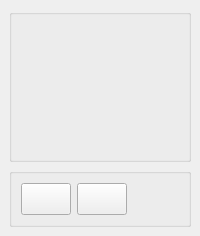
This is src/components/core/inspector/ui/Inspector.ui in KelSolaar/sIBL_GUI as Qt 5 draws it before an edit. The edited form follows.
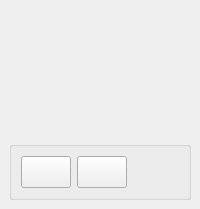
This is the edited form.

Commit message: Refine "inspector" component ui.

```diff
--- a/src/components/core/inspector/ui/Inspector.ui
+++ b/src/components/core/inspector/ui/Inspector.ui
@@ -7,81 +7,6 @@
   </property>
   <widget class="QWidget" name="Inspector_dockWidgetContents">
    <layout class="QGridLayout" name="Inspector_dockWidgetContents_gridLayout">
-    <item row="0" column="0" colspan="2">
-     <widget class="QGroupBox" name="Preview_groupBox">
-      <property name="sizePolicy">
-       <sizepolicy hsizetype="Preferred" vsizetype="Expanding">
-        <horstretch>0</horstretch>
-        <verstretch>0</verstretch>
-       </sizepolicy>
-      </property>
-      <property name="title">
-       <string/>
-      </property>
-      <layout class="QGridLayout" name="Preview_groupBox_gridLayout">
-       <item row="0" column="0">
-        <widget class="QFrame" name="Overall_frame">
-         <property name="frameShadow">
-          <enum>QFrame::Raised</enum>
-         </property>
-         <layout class="QGridLayout" name="Overall_frame_gridLayout">
-          <item row="0" column="0">
-           <widget class="QFrame" name="Title_frame">
-            <property name="frameShadow">
-             <enum>QFrame::Raised</enum>
-            </property>
-            <layout class="QGridLayout" name="Title_frame_gridLayout">
-             <item row="0" column="0">
-              <widget class="QLabel" name="Title_label">
-               <property name="text">
-                <string/>
-               </property>
-              </widget>
-             </item>
-            </layout>
-           </widget>
-          </item>
-          <item row="1" column="0">
-           <widget class="QFrame" name="Image_frame">
-            <property name="sizePolicy">
-             <sizepolicy hsizetype="Preferred" vsizetype="Expanding">
-              <horstretch>0</horstretch>
-              <verstretch>0</verstretch>
-             </sizepolicy>
-            </property>
-            <layout class="QGridLayout" name="Image_frame_gridLayout">
-             <item row="0" column="0">
-              <widget class="QLabel" name="Image_label">
-               <property name="text">
-                <string/>
-               </property>
-               <property name="alignment">
-                <set>Qt::AlignCenter</set>
-               </property>
-              </widget>
-             </item>
-            </layout>
-           </widget>
-          </item>
-          <item row="2" column="0">
-           <widget class="QFrame" name="Details_frame">
-            <layout class="QGridLayout" name="Details_frame_gridLayout">
-             <item row="0" column="0">
-              <widget class="QLabel" name="Details_label">
-               <property name="text">
-                <string/>
-               </property>
-              </widget>
-             </item>
-            </layout>
-           </widget>
-          </item>
-         </layout>
-        </widget>
-       </item>
-      </layout>
-     </widget>
-    </item>
     <item row="1" column="0" colspan="2">
      <widget class="QGroupBox" name="Options_groupBox">
       <property name="title">
@@ -148,6 +73,78 @@
       </layout>
      </widget>
     </item>
+    <item row="0" column="0" colspan="2">
+     <widget class="QFrame" name="Overall_frame">
+      <property name="frameShadow">
+       <enum>QFrame::Raised</enum>
+      </property>
+      <layout class="QGridLayout" name="Overall_frame_gridLayout">
+       <item row="0" column="0">
+        <widget class="QFrame" name="Title_frame">
+         <property name="frameShadow">
+          <enum>QFrame::Raised</enum>
+         </property>
+         <layout class="QGridLayout" name="Title_frame_gridLayout">
+          <item row="0" column="0">
+           <widget class="QLabel" name="Title_label">
+            <property name="text">
+             <string/>
+            </property>
+            <property name="wordWrap">
+             <bool>true</bool>
+            </property>
+           </widget>
+          </item>
+         </layout>
+        </widget>
+       </item>
+       <item row="1" column="0">
+        <widget class="QFrame" name="Image_frame">
+         <property name="sizePolicy">
+          <sizepolicy hsizetype="Preferred" vsizetype="Expanding">
+           <horstretch>0</horstretch>
+           <verstretch>0</verstretch>
+          </sizepolicy>
+         </property>
+         <layout class="QGridLayout" name="Image_frame_gridLayout">
+          <item row="0" column="0">
+           <widget class="QLabel" name="Image_label">
+            <property name="text">
+             <string/>
+            </property>
+            <property name="alignment">
+             <set>Qt::AlignCenter</set>
+            </property>
+            <property name="wordWrap">
+             <bool>true</bool>
+            </property>
+            <property name="textInteractionFlags">
+             <set>Qt::LinksAccessibleByMouse|Qt::TextSelectableByMouse</set>
+            </property>
+           </widget>
+          </item>
+         </layout>
+        </widget>
+       </item>
+       <item row="2" column="0">
+        <widget class="QFrame" name="Details_frame">
+         <layout class="QGridLayout" name="Details_frame_gridLayout">
+          <item row="0" column="0">
+           <widget class="QLabel" name="Details_label">
+            <property name="text">
+             <string/>
+            </property>
+            <property name="wordWrap">
+             <bool>true</bool>
+            </property>
+           </widget>
+          </item>
+         </layout>
+        </widget>
+       </item>
+      </layout>
+     </widget>
+    </item>
    </layout>
   </widget>
  </widget>
```
The commit also changes 3 other files.
